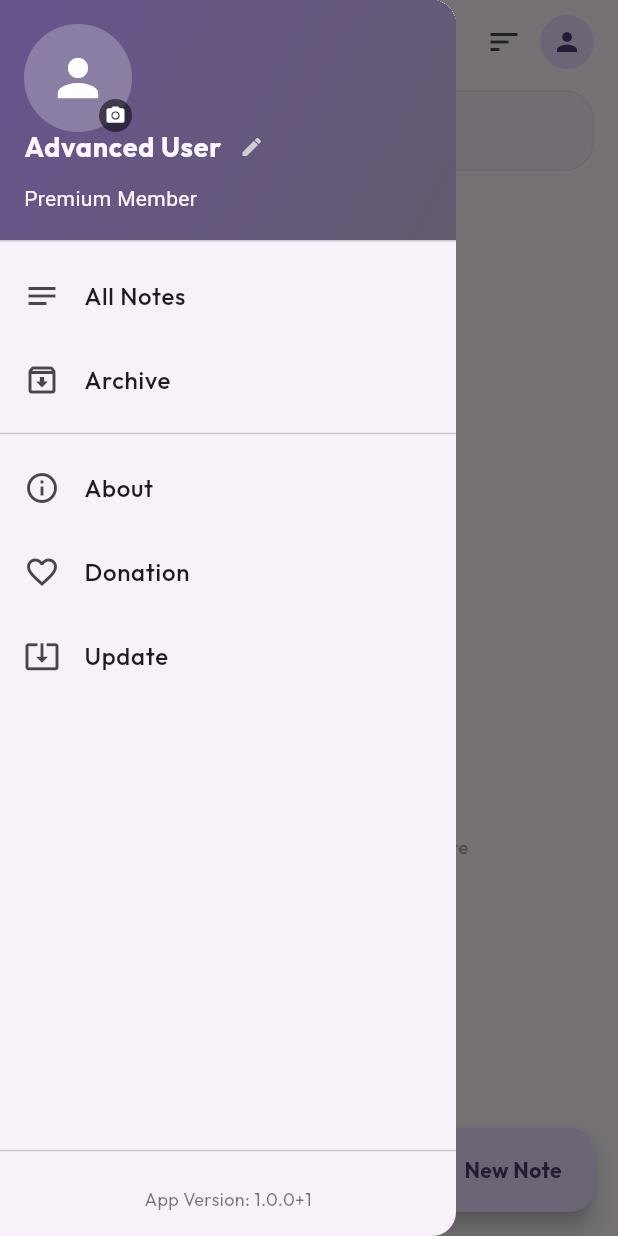
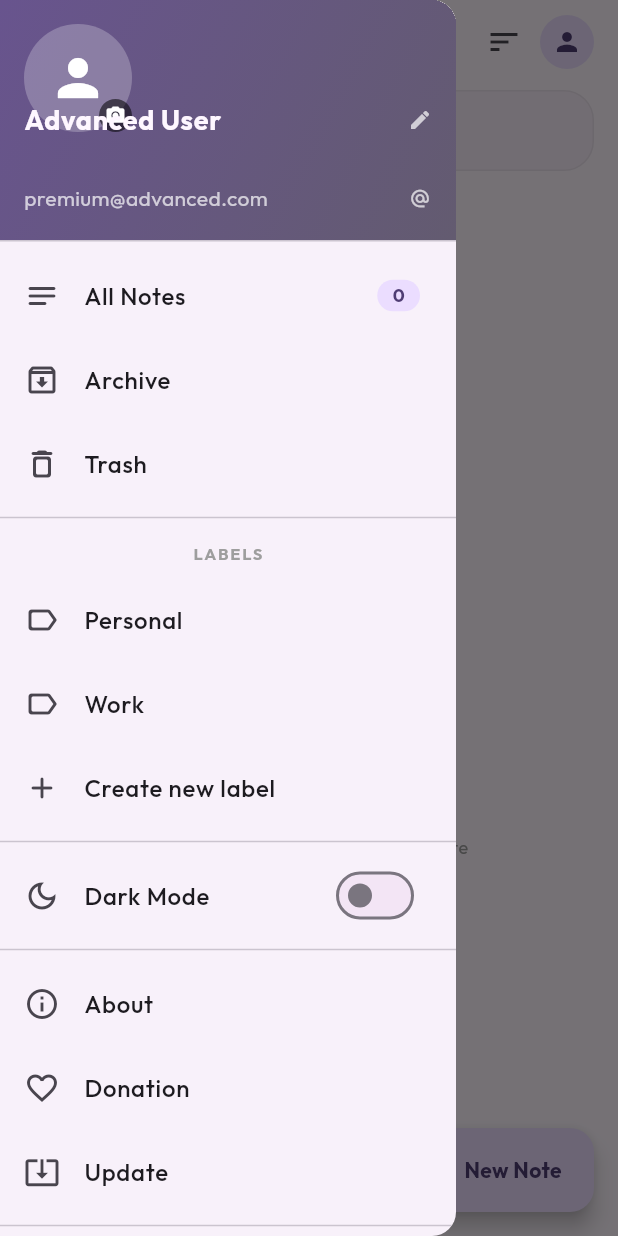
Before and after one commit to Souravsanyal1/advanced_notepad, a Flutter app: the screen it shows after launch, with the side drawer open, on a phone screen of 412 x 824 dp. Run offline on Flutter 3.47's test engine with Material 3 defaults, Android fonts, the phone set to English and light mode, and no system bars; drawn by our look-alikes of upgrader; our stand-ins replace cached_network_image, cloud_firestore, firebase_core, firebase_storage, flutter_staggered_animations, google_fonts and 2 more; accounts and stored records are empty.

Commit message:
Advance App Menu with profile email, note statistics, and theme toggle

```diff
--- a/lib/services/firestore_service.dart
+++ b/lib/services/firestore_service.dart
@@ -25,4 +25,8 @@ class FirestoreService {
   Future<void> deleteNote(String id) {
     return _notesCollection.doc(id).delete();
   }
+
+  Stream<int> getNoteCount() {
+    return _notesCollection.snapshots().map((snapshot) => snapshot.size);
+  }
 }
--- a/lib/services/profile_service.dart
+++ b/lib/services/profile_service.dart
@@ -8,6 +8,7 @@ class ProfileService extends ChangeNotifier {
 
   static const String _profilePhotoKey = 'profile_photo_url';
   static const String _userNameKey = 'user_name';
+  static const String _userEmailKey = 'user_email';
 
   Future<String?> getProfilePhoto() async {
     final prefs = await SharedPreferences.getInstance();
@@ -30,4 +31,15 @@ class ProfileService extends ChangeNotifier {
     await prefs.setString(_userNameKey, name);
     notifyListeners();
   }
+
+  Future<String> getUserEmail() async {
+    final prefs = await SharedPreferences.getInstance();
+    return prefs.getString(_userEmailKey) ?? 'premium@advanced.com';
+  }
+
+  Future<void> setUserEmail(String email) async {
+    final prefs = await SharedPreferences.getInstance();
+    await prefs.setString(_userEmailKey, email);
+    notifyListeners();
+  }
 }
--- a/lib/widgets/app_drawer.dart
+++ b/lib/widgets/app_drawer.dart
@@ -5,6 +5,7 @@ import 'package:image_picker/image_picker.dart';
 import 'package:cached_network_image/cached_network_image.dart';
 import '../services/profile_service.dart';
 import '../services/firebase_storage_service.dart';
+import '../services/firestore_service.dart';
 
 class AppDrawer extends StatefulWidget {
   const AppDrawer({super.key});
@@ -16,11 +17,14 @@ class AppDrawer extends StatefulWidget {
 class _AppDrawerState extends State<AppDrawer> {
   final ProfileService _profileService = ProfileService();
   final FirebaseStorageService _storageService = FirebaseStorageService();
+  final FirestoreService _firestoreService = FirestoreService();
   final ImagePicker _picker = ImagePicker();
 
   String? _profileImageUrl;
   String _userName = 'Advanced User';
+  String _userEmail = 'premium@advanced.com';
   bool _isUploadingProfile = false;
+  bool _isDarkMode = false; // Local state for toggle demonstration
 
   @override
   void initState() {
@@ -38,10 +42,12 @@ class _AppDrawerState extends State<AppDrawer> {
   Future<void> _loadProfileData() async {
     final url = await _profileService.getProfilePhoto();
     final name = await _profileService.getUserName();
+    final email = await _profileService.getUserEmail();
     if (mounted) {
       setState(() {
         _profileImageUrl = url;
         _userName = name;
+        _userEmail = email;
       });
     }
   }
@@ -110,6 +116,34 @@ class _AppDrawerState extends State<AppDrawer> {
     }
   }
 
+  void _editEmail() async {
+    final controller = TextEditingController(text: _userEmail);
+    final newEmail = await showDialog<String>(
+      context: context,
+      builder: (context) => AlertDialog(
+        title: const Text('Edit Email'),
+        content: TextField(
+          controller: controller,
+          decoration: const InputDecoration(hintText: 'Enter your email'),
+          autofocus: true,
+          keyboardType: TextInputType.emailAddress,
+        ),
+        actions: [
+          TextButton(onPressed: () => Navigator.pop(context), child: const Text('Cancel')),
+          TextButton(
+            onPressed: () => Navigator.pop(context, controller.text),
+            child: const Text('Save'),
+          ),
+        ],
+      ),
+    );
+
+    if (newEmail != null && newEmail.isNotEmpty) {
+      await _profileService.setUserEmail(newEmail);
+      setState(() => _userEmail = newEmail);
+    }
+  }
+
   @override
   Widget build(BuildContext context) {
     final theme = Theme.of(context);
@@ -163,25 +197,63 @@ class _AppDrawerState extends State<AppDrawer> {
             ),
             accountName: Row(
               children: [
-                Text(
-                  _userName,
-                  style: GoogleFonts.outfit(fontWeight: FontWeight.bold, fontSize: 18),
+                Expanded(
+                  child: Text(
+                    _userName,
+                    style: GoogleFonts.outfit(fontWeight: FontWeight.bold, fontSize: 18),
+                    overflow: TextOverflow.ellipsis,
+                  ),
                 ),
                 IconButton(
                   icon: const Icon(Icons.edit, size: 16, color: Colors.white70),
                   onPressed: _editName,
                   padding: EdgeInsets.zero,
                   constraints: const BoxConstraints(),
-                  visualDensity: VisualDensity.compact,
                 ),
               ],
             ),
-            accountEmail: const Text('Premium Member'),
+            accountEmail: Row(
+              children: [
+                Expanded(
+                  child: Text(
+                    _userEmail,
+                    style: GoogleFonts.outfit(fontSize: 14, color: Colors.white70),
+                    overflow: TextOverflow.ellipsis,
+                  ),
+                ),
+                IconButton(
+                  icon: const Icon(Icons.alternate_email, size: 14, color: Colors.white70),
+                  onPressed: _editEmail,
+                  padding: EdgeInsets.zero,
+                  constraints: const BoxConstraints(),
+                ),
+              ],
+            ),
           ),
           _DrawerItem(
-            icon: Icons.notes,
+            icon: Icons.notes_rounded,
             label: 'All Notes',
             onTap: () => Navigator.pop(context),
+            trailing: StreamBuilder<int>(
+              stream: _firestoreService.getNoteCount(),
+              builder: (context, snapshot) {
+                return Container(
+                  padding: const EdgeInsets.symmetric(horizontal: 10, vertical: 2),
+                  decoration: BoxDecoration(
+                    color: theme.colorScheme.primaryContainer,
+                    borderRadius: BorderRadius.circular(12),
+                  ),
+                  child: Text(
+                    '${snapshot.data ?? 0}',
+                    style: TextStyle(
+                      fontSize: 12,
+                      fontWeight: FontWeight.bold,
+                      color: theme.colorScheme.onPrimaryContainer,
+                    ),
+                  ),
+                );
+              },
+            ),
           ),
           _DrawerItem(
             icon: Icons.archive_outlined,
@@ -190,6 +262,38 @@ class _AppDrawerState extends State<AppDrawer> {
               Navigator.pop(context);
               Navigator.pushNamed(context, '/archive');
             },
+          ),
+          _DrawerItem(
+            icon: Icons.delete_outline_rounded,
+            label: 'Trash',
+            onTap: () {},
+          ),
+          const Divider(),
+          const Padding(
+            padding: EdgeInsets.fromLTRB(16, 8, 16, 8),
+            child: Text('LABELS', style: TextStyle(fontSize: 11, fontWeight: FontWeight.bold, color: Colors.grey, letterSpacing: 1.2)),
+          ),
+          _DrawerItem(
+            icon: Icons.label_outline_rounded,
+            label: 'Personal',
+            onTap: () {},
+          ),
+          _DrawerItem(
+            icon: Icons.label_outline_rounded,
+            label: 'Work',
+            onTap: () {},
+          ),
+          _DrawerItem(
+            icon: Icons.add_rounded,
+            label: 'Create new label',
+            onTap: () {},
+          ),
+          const Divider(),
+          SwitchListTile(
+            title: const Text('Dark Mode', style: TextStyle(fontWeight: FontWeight.w500)),
+            secondary: const Icon(Icons.dark_mode_outlined),
+            value: _isDarkMode,
+            onChanged: (value) => setState(() => _isDarkMode = value),
           ),
           const Divider(),
           _DrawerItem(
@@ -327,11 +431,13 @@ class _DrawerItem extends StatelessWidget {
   final IconData icon;
   final String label;
   final VoidCallback onTap;
+  final Widget? trailing;
 
   const _DrawerItem({
     required this.icon,
     required this.label,
     required this.onTap,
+    this.trailing,
   });
 
   @override
@@ -339,6 +445,7 @@ class _DrawerItem extends StatelessWidget {
     return ListTile(
       leading: Icon(icon),
       title: Text(label, style: const TextStyle(fontWeight: FontWeight.w500)),
+      trailing: trailing,
       onTap: onTap,
     );
   }
```
